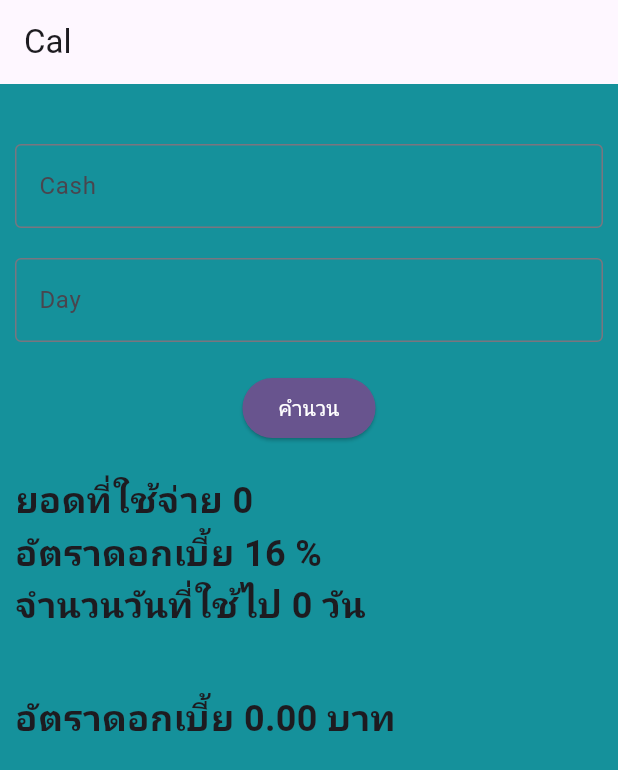
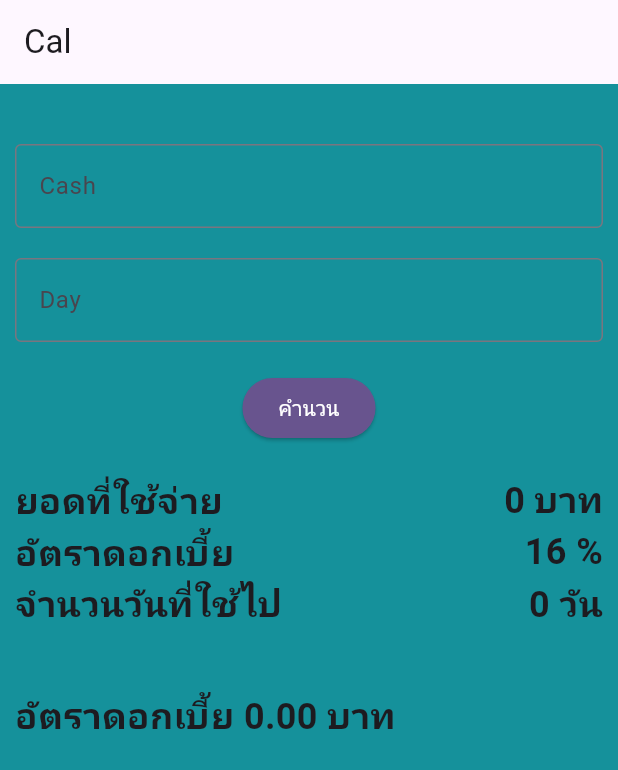
Before and after one commit to CableBK/flutter_creditcard_interest_cal, a Flutter app: the screen it shows after launch, on a phone screen of 412 x 824 dp. Shown: the top 770 px of the screen. Run offline on Flutter 3.47's test engine with Material 3 defaults, Android fonts, the phone set to English and light mode, and no system bars.

Commit message:
Update layout (clone a whole project)

```diff
--- a/lib/pages/cal_page.dart
+++ b/lib/pages/cal_page.dart
@@ -91,17 +91,44 @@ class _CalPageState extends State<CalPage> {
             const SizedBox(
               height: 20,
             ),
+            Row(
+              mainAxisAlignment: MainAxisAlignment.spaceBetween,
+              children: [
                 Text(
-              'ยอดที่ใช้จ่าย $cash',
+                  'ยอดที่ใช้จ่าย',
                   style: TextStyle(fontSize: 24, fontWeight: FontWeight.bold),
                 ),
                 Text(
-              'อัตราดอกเบี้ย $interest %',
+                  '$cash บาท',
+                  style: TextStyle(fontSize: 24, fontWeight: FontWeight.bold),
+                ),
+              ],
+            ),
+            Row(
+              mainAxisAlignment: MainAxisAlignment.spaceBetween,
+              children: [
+                Text(
+                  'อัตราดอกเบี้ย',
                   style: TextStyle(fontSize: 24, fontWeight: FontWeight.bold),
                 ),
                 Text(
-              'จำนวนวันที่ใช้ไป $day วัน',
+                  '$interest %',
                   style: TextStyle(fontSize: 24, fontWeight: FontWeight.bold),
+                ),
+              ],
+            ),
+            Row(
+              mainAxisAlignment: MainAxisAlignment.spaceBetween,
+              children: [
+                Text(
+                  'จำนวนวันที่ใช้ไป',
+                  style: TextStyle(fontSize: 24, fontWeight: FontWeight.bold),
+                ),
+                Text(
+                  '$day วัน',
+                  style: TextStyle(fontSize: 24, fontWeight: FontWeight.bold),
+                ),
+              ],
             ),
             SizedBox(
               height: 40,
```
Also changed, not shown: pubspec.lock. Lines whose indentation alone changed are shown as unchanged.
